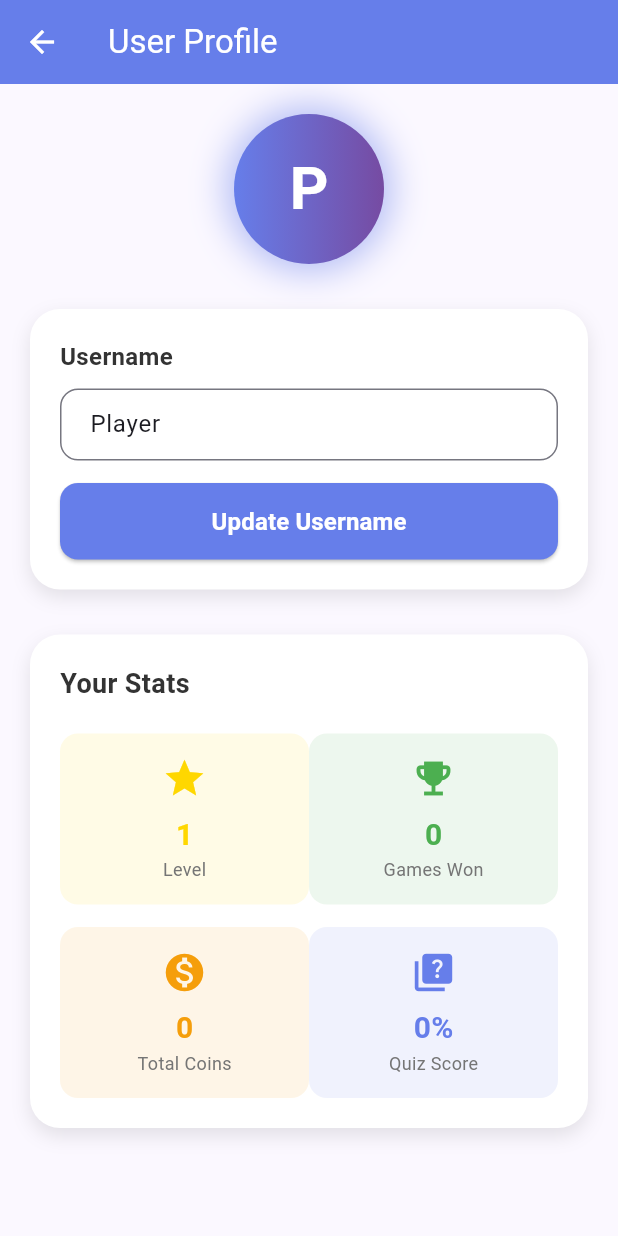
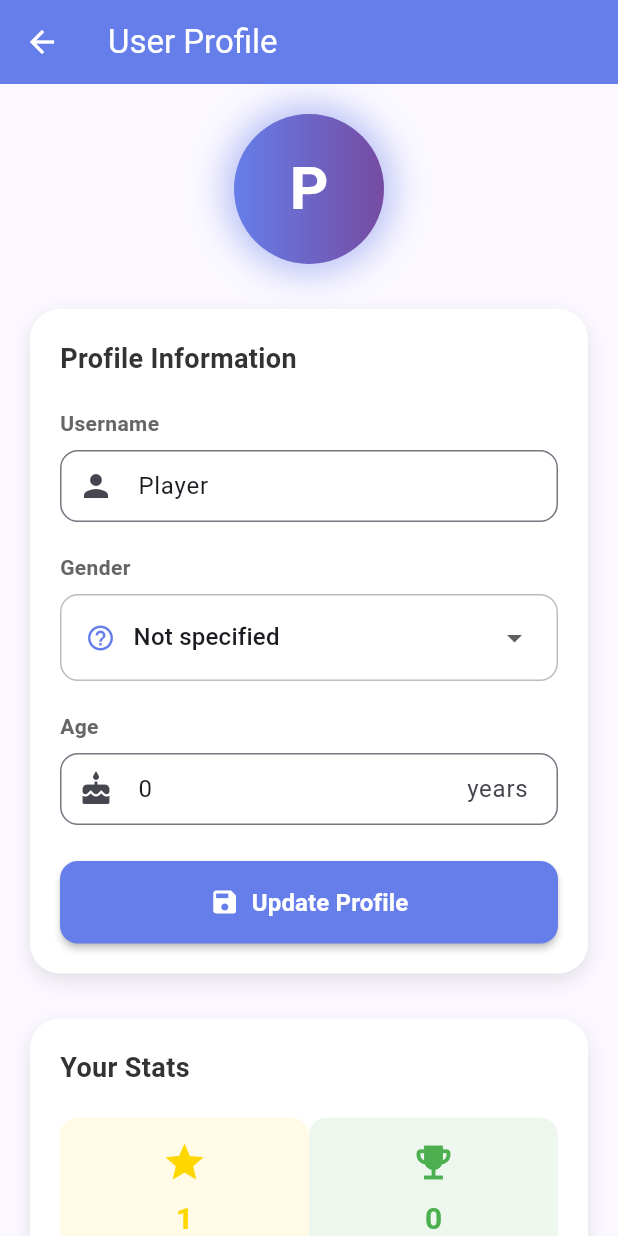
Before and after one commit to Surajanarase/snake_ladder, a Flutter app: the screen it shows after launch, after a tap on the "menu" icon, after a tap on "User Profile", on a phone screen of 412 x 824 dp. Run offline on Flutter 3.47's test engine with Material 3 defaults, Android fonts, the phone set to English and light mode, and no system bars; our stand-ins replace audioplayers, sqflite; accounts and stored records are empty.

Commit message:
user profile updated

```diff
--- a/lib/database/database_helper.dart
+++ b/lib/database/database_helper.dart
@@ -1,8 +1,6 @@
 // lib/database/database_helper.dart
 import 'package:sqflite/sqflite.dart';
 import 'package:path/path.dart';
-//import 'package:path_provider/path_provider.dart';
-//import 'dart:io';
 
 class DatabaseHelper {
   static final DatabaseHelper instance = DatabaseHelper._init();
@@ -22,9 +20,18 @@ class DatabaseHelper {
 
     return await openDatabase(
       path,
-      version: 1,
+      version: 2, // Increased version for migration
       onCreate: _createDB,
+      onUpgrade: _onUpgrade,
     );
+  }
+
+  Future _onUpgrade(Database db, int oldVersion, int newVersion) async {
+    if (oldVersion < 2) {
+      // Add gender and age columns to existing user_profile table
+      await db.execute('ALTER TABLE user_profile ADD COLUMN gender TEXT DEFAULT "Not specified"');
+      await db.execute('ALTER TABLE user_profile ADD COLUMN age INTEGER DEFAULT 0');
+    }
   }
 
   Future _createDB(Database db, int version) async {
@@ -39,6 +46,8 @@ class DatabaseHelper {
         id $idType,
         username $textType,
         avatar_initials $textType,
+        gender TEXT DEFAULT "Not specified",
+        age INTEGER DEFAULT 0,
         total_coins $integerType,
         games_won $integerType,
         games_played $integerType,
@@ -94,6 +103,8 @@ class DatabaseHelper {
     await db.insert('user_profile', {
       'username': 'Player',
       'avatar_initials': 'P',
+      'gender': 'Not specified',
+      'age': 0,
       'total_coins': 0,
       'games_won': 0,
       'games_played': 0,
@@ -143,6 +154,22 @@ class DatabaseHelper {
       {
         'username': username,
         'avatar_initials': initials,
+        'updated_at': DateTime.now().toIso8601String(),
+      },
+      where: 'id = ?',
+      whereArgs: [1],
+    );
+  }
+
+  Future<int> updateUserDetails(String username, String initials, String gender, int age) async {
+    final db = await instance.database;
+    return await db.update(
+      'user_profile',
+      {
+        'username': username,
+        'avatar_initials': initials,
+        'gender': gender,
+        'age': age,
         'updated_at': DateTime.now().toIso8601String(),
       },
       where: 'id = ?',
--- a/lib/screens/home_page.dart
+++ b/lib/screens/home_page.dart
@@ -530,22 +530,22 @@ class _HomePageState extends State<HomePage> {
           onTap: _showPlayerOptions,
           borderRadius: BorderRadius.circular(20),
           child: const Padding(
-            padding: EdgeInsets.symmetric(vertical: 20),
+            padding: EdgeInsets.symmetric(vertical: 16),
             child: Row(
               mainAxisAlignment: MainAxisAlignment.center,
               children: [
                 Text(
                   '🎮',
-                  style: TextStyle(fontSize: 28),
+                  style: TextStyle(fontSize: 24),
                 ),
-                SizedBox(width: 12),
+                SizedBox(width: 10),
                 Text(
                   'PLAY NEW GAME',
                   style: TextStyle(
                     color: Colors.white,
-                    fontSize: 18,
-                    fontWeight: FontWeight.bold,
-                    letterSpacing: 1.0,
+                    fontSize: 16,
+                    fontWeight: FontWeight.w700,
+                    letterSpacing: 0.3,
                   ),
                 ),
               ],
@@ -561,7 +561,7 @@ class _HomePageState extends State<HomePage> {
       width: double.infinity,
       decoration: BoxDecoration(
         color: Colors.white,
-        borderRadius: BorderRadius.circular(16),
+        borderRadius: BorderRadius.circular(20),
         border: Border.all(color: const Color(0xFF667eea), width: 2),
         boxShadow: [
           BoxShadow(
@@ -580,7 +580,7 @@ class _HomePageState extends State<HomePage> {
               MaterialPageRoute(builder: (context) => const GameHistoryPage()),
             );
           },
-          borderRadius: BorderRadius.circular(16),
+          borderRadius: BorderRadius.circular(20),
           child: const Padding(
             padding: EdgeInsets.symmetric(vertical: 16),
             child: Row(
--- a/lib/screens/user_profile_page.dart
+++ b/lib/screens/user_profile_page.dart
@@ -11,8 +11,16 @@ class UserProfilePage extends StatefulWidget {
 
 class _UserProfilePageState extends State<UserProfilePage> {
   final _usernameController = TextEditingController();
+  final _ageController = TextEditingController();
   Map<String, dynamic> _profile = {};
   bool _isLoading = true;
+  String _selectedGender = 'Not specified';
+
+  final List<String> _genderOptions = [
+    'Not specified',
+    'Male',
+    'Female',
+  ];
 
   @override
   void initState() {
@@ -25,24 +33,54 @@ class _UserProfilePageState extends State<UserProfilePage> {
     setState(() {
       _profile = profile;
       _usernameController.text = profile['username'] ?? 'Player';
+      _selectedGender = profile['gender'] ?? 'Not specified';
+      _ageController.text = (profile['age'] ?? 0).toString();
       _isLoading = false;
     });
   }
 
-  Future<void> _updateUsername() async {
+  Future<void> _updateProfile() async {
     final username = _usernameController.text.trim();
-    if (username.isEmpty) return;
+    if (username.isEmpty) {
+      ScaffoldMessenger.of(context).showSnackBar(
+        const SnackBar(
+          content: Text('Username cannot be empty'),
+          backgroundColor: Colors.red,
+        ),
+      );
+      return;
+    }
+
+    // Validate age
+    final age = int.tryParse(_ageController.text.trim()) ?? 0;
+    if (age < 0 || age > 150) {
+      ScaffoldMessenger.of(context).showSnackBar(
+        const SnackBar(
+          content: Text('Please enter a valid age (0-150)'),
+          backgroundColor: Colors.red,
+        ),
+      );
+      return;
+    }
 
     final initials = username.length >= 2
         ? username.substring(0, 2).toUpperCase()
         : username.substring(0, 1).toUpperCase();
 
-    await DatabaseHelper.instance.updateUsername(username, initials);
+    await DatabaseHelper.instance.updateUserDetails(
+      username,
+      initials,
+      _selectedGender,
+      age,
+    );
     await _loadProfile();
 
     if (mounted) {
       ScaffoldMessenger.of(context).showSnackBar(
-        const SnackBar(content: Text('Profile updated successfully!')),
+        const SnackBar(
+          content: Text('Profile updated successfully!'),
+          backgroundColor: Color(0xFF4CAF50),
+        ),
       );
     }
   }
@@ -54,6 +92,7 @@ class _UserProfilePageState extends State<UserProfilePage> {
         appBar: AppBar(
           title: const Text('User Profile'),
           backgroundColor: const Color(0xFF667eea),
+          foregroundColor: Colors.white,
         ),
         body: const Center(child: CircularProgressIndicator()),
       );
@@ -99,7 +138,7 @@ class _UserProfilePageState extends State<UserProfilePage> {
             ),
             const SizedBox(height: 30),
 
-            // Username Editor
+            // Profile Editor Card
             Container(
               padding: const EdgeInsets.all(20),
               decoration: BoxDecoration(
@@ -117,18 +156,30 @@ class _UserProfilePageState extends State<UserProfilePage> {
                 crossAxisAlignment: CrossAxisAlignment.start,
                 children: [
                   const Text(
-                    'Username',
+                    'Profile Information',
                     style: TextStyle(
-                      fontSize: 16,
+                      fontSize: 18,
                       fontWeight: FontWeight.bold,
                       color: Color(0xFF333333),
                     ),
                   ),
-                  const SizedBox(height: 10),
+                  const SizedBox(height: 20),
+
+                  // Username Field
+                  const Text(
+                    'Username',
+                    style: TextStyle(
+                      fontSize: 14,
+                      fontWeight: FontWeight.w600,
+                      color: Color(0xFF666666),
+                    ),
+                  ),
+                  const SizedBox(height: 8),
                   TextField(
                     controller: _usernameController,
                     decoration: InputDecoration(
                       hintText: 'Enter your username',
+                      prefixIcon: const Icon(Icons.person),
                       border: OutlineInputBorder(
                         borderRadius: BorderRadius.circular(12),
                       ),
@@ -138,25 +189,116 @@ class _UserProfilePageState extends State<UserProfilePage> {
                       ),
                     ),
                   ),
-                  const SizedBox(height: 15),
+                  const SizedBox(height: 20),
+
+                  // Gender Dropdown
+                  const Text(
+                    'Gender',
+                    style: TextStyle(
+                      fontSize: 14,
+                      fontWeight: FontWeight.w600,
+                      color: Color(0xFF666666),
+                    ),
+                  ),
+                  const SizedBox(height: 8),
+                  Container(
+                    decoration: BoxDecoration(
+                      border: Border.all(color: Colors.grey.shade400),
+                      borderRadius: BorderRadius.circular(12),
+                    ),
+                    child: DropdownButtonHideUnderline(
+                      child: DropdownButton<String>(
+                        value: _selectedGender,
+                        isExpanded: true,
+                        padding: const EdgeInsets.symmetric(horizontal: 16, vertical: 4),
+                        borderRadius: BorderRadius.circular(12),
+                        icon: const Icon(Icons.arrow_drop_down),
+                        items: _genderOptions.map((String gender) {
+                          return DropdownMenuItem<String>(
+                            value: gender,
+                            child: Row(
+                              children: [
+                                Icon(
+                                  gender == 'Male' ? Icons.male :
+                                  gender == 'Female' ? Icons.female :
+                                  gender == 'Other' ? Icons.transgender :
+                                  Icons.help_outline,
+                                  size: 20,
+                                  color: const Color(0xFF667eea),
+                                ),
+                                const SizedBox(width: 12),
+                                Text(gender),
+                              ],
+                            ),
+                          );
+                        }).toList(),
+                        onChanged: (String? newValue) {
+                          if (newValue != null) {
+                            setState(() {
+                              _selectedGender = newValue;
+                            });
+                          }
+                        },
+                      ),
+                    ),
+                  ),
+                  const SizedBox(height: 20),
+
+                  // Age Field
+                  const Text(
+                    'Age',
+                    style: TextStyle(
+                      fontSize: 14,
+                      fontWeight: FontWeight.w600,
+                      color: Color(0xFF666666),
+                    ),
+                  ),
+                  const SizedBox(height: 8),
+                  TextField(
+                    controller: _ageController,
+                    keyboardType: TextInputType.number,
+                    decoration: InputDecoration(
+                      hintText: 'Enter your age',
+                      prefixIcon: const Icon(Icons.cake),
+                      suffixText: 'years',
+                      border: OutlineInputBorder(
+                        borderRadius: BorderRadius.circular(12),
+                      ),
+                      contentPadding: const EdgeInsets.symmetric(
+                        horizontal: 16,
+                        vertical: 12,
+                      ),
+                    ),
+                  ),
+                  const SizedBox(height: 24),
+
+                  // Update Button
                   SizedBox(
                     width: double.infinity,
                     child: ElevatedButton(
-                      onPressed: _updateUsername,
+                      onPressed: _updateProfile,
                       style: ElevatedButton.styleFrom(
                         backgroundColor: const Color(0xFF667eea),
                         foregroundColor: Colors.white,
-                        padding: const EdgeInsets.symmetric(vertical: 14),
+                        padding: const EdgeInsets.symmetric(vertical: 16),
                         shape: RoundedRectangleBorder(
                           borderRadius: BorderRadius.circular(12),
                         ),
+                        elevation: 2,
                       ),
-                      child: const Text(
-                        'Update Username',
-                        style: TextStyle(
-                          fontSize: 16,
-                          fontWeight: FontWeight.bold,
-                        ),
+                      child: const Row(
+                        mainAxisAlignment: MainAxisAlignment.center,
+                        children: [
+                          Icon(Icons.save, size: 20),
+                          SizedBox(width: 8),
+                          Text(
+                            'Update Profile',
+                            style: TextStyle(
+                              fontSize: 16,
+                              fontWeight: FontWeight.bold,
+                            ),
+                          ),
+                        ],
                       ),
                     ),
                   ),
@@ -173,7 +315,7 @@ class _UserProfilePageState extends State<UserProfilePage> {
                 borderRadius: BorderRadius.circular(20),
                 boxShadow: [
                   BoxShadow(
-                    color:Colors.black.withValues(alpha: 0.1),
+                    color: Colors.black.withValues(alpha: 0.1),
                     blurRadius: 10,
                     offset: const Offset(0, 5),
                   ),
@@ -275,6 +417,7 @@ class _UserProfilePageState extends State<UserProfilePage> {
   @override
   void dispose() {
     _usernameController.dispose();
+    _ageController.dispose();
     super.dispose();
   }
 }
```
